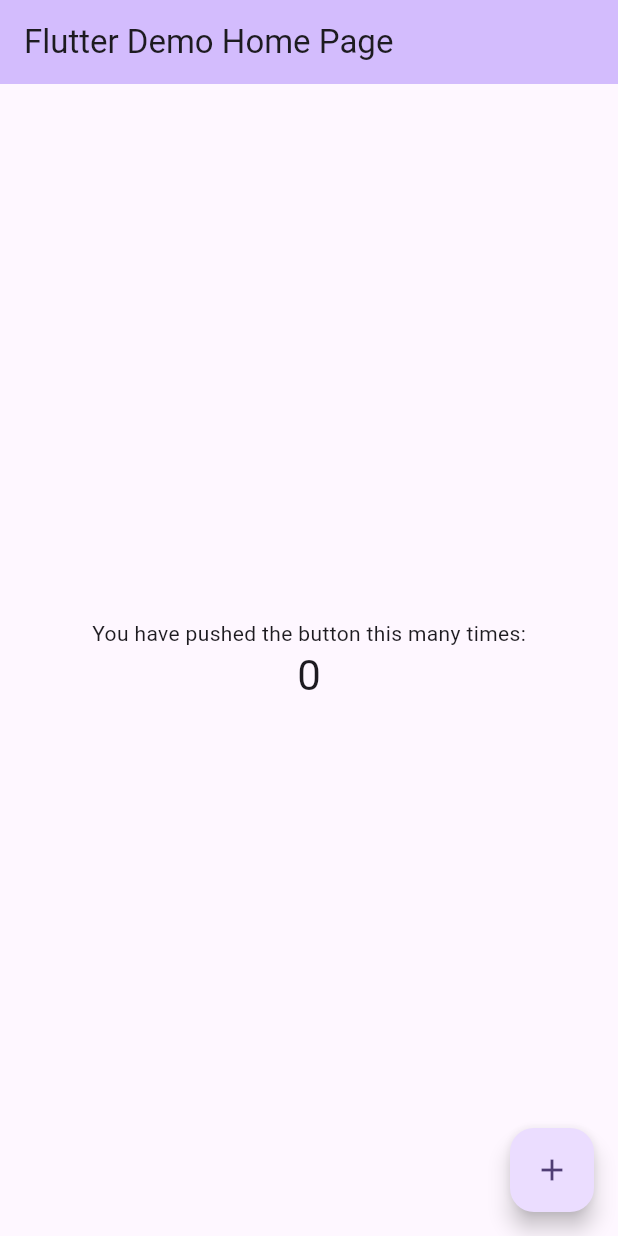
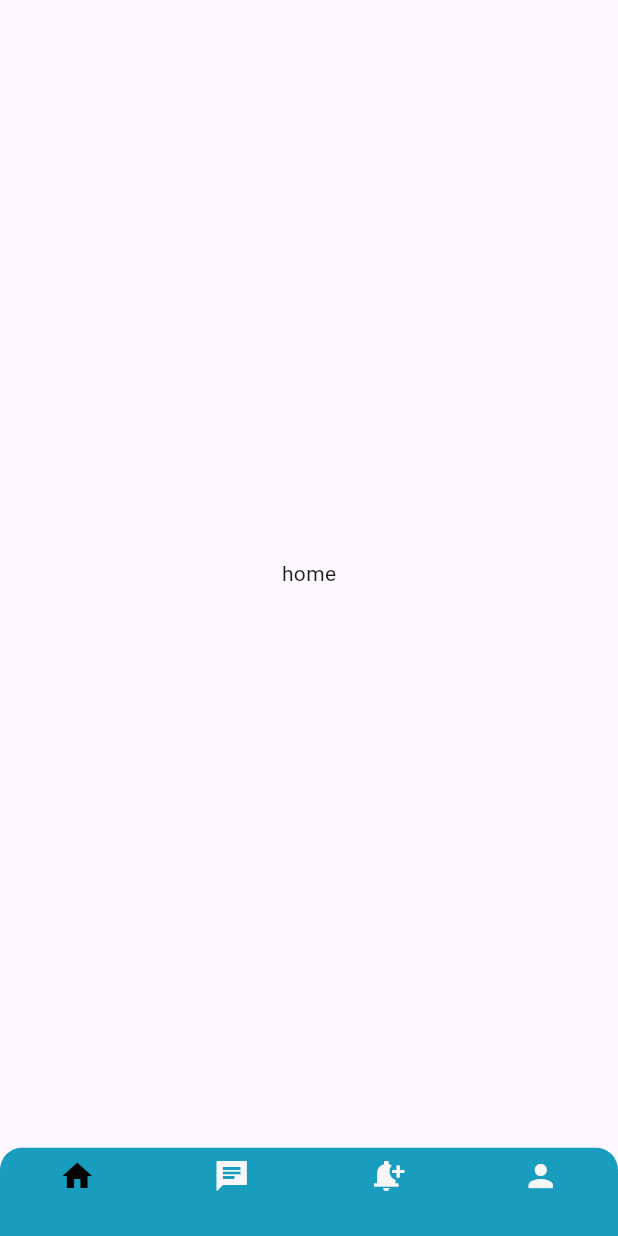
Before and after one commit to rfqv/PAB2_ZippyProject, a Flutter app: the screen it shows after launch, on a phone screen of 412 x 824 dp. Run offline on Flutter 3.47's test engine with Material 3 defaults, Android fonts, the phone set to English and light mode, and no system bars.

Commit message:
update navbar

```diff
--- a/lib/main.dart
+++ b/lib/main.dart
@@ -1,4 +1,5 @@
 import 'package:flutter/material.dart';
+import 'package:zippy/navigator/app_navigator.dart';
 
 void main() {
   runApp(const MyApp());
@@ -10,28 +11,8 @@ class MyApp extends StatelessWidget {
   // This widget is the root of your application.
   @override
   Widget build(BuildContext context) {
-    return MaterialApp(
-      title: 'Flutter Demo',
-      theme: ThemeData(
-        // This is the theme of your application.
-        //
-        // TRY THIS: Try running your application with "flutter run". You'll see
-        // the application has a purple toolbar. Then, without quitting the app,
-        // try changing the seedColor in the colorScheme below to Colors.green
-        // and then invoke "hot reload" (save your changes or press the "hot
-        // reload" button in a Flutter-supported IDE, or press "r" if you used
-        // the command line to start the app).
-        //
-        // Notice that the counter didn't reset back to zero; the application
-        // state is not lost during the reload. To reset the state, use hot
-        // restart instead.
-        //
-        // This works for code too, not just values: Most code changes can be
-        // tested with just a hot reload.
-        colorScheme: ColorScheme.fromSeed(seedColor: Colors.deepPurple),
-        useMaterial3: true,
-      ),
-      home: const MyHomePage(title: 'Flutter Demo Home Page'),
+    return const MaterialApp(
+      home: MyButtomNavbar(),
     );
   }
 }
--- /dev/null
+++ b/lib/navigator/app_navigator.dart
@@ -0,0 +1,63 @@
+import 'package:flutter/material.dart';
+import 'package:zippy/screens/home.dart';
+import 'package:zippy/screens/notifikasi.dart';
+import 'package:zippy/screens/pesan.dart';
+import 'package:zippy/screens/profile.dart';
+
+class MyButtomNavbar extends StatefulWidget {
+  const MyButtomNavbar({super.key});
+
+  @override
+  State<MyButtomNavbar> createState() => _MyButtomNavbarState();
+}
+
+class _MyButtomNavbarState extends State<MyButtomNavbar> {
+  int myCurrentIndex = 0;
+  List pages = const [
+    HomePage(),
+    Pesan(),
+    Notifikasi(),
+    Profile(),
+  ];
+  @override
+  Widget build(BuildContext context) {
+    return Scaffold(
+      bottomNavigationBar: Container(
+        child: ClipRRect(
+          borderRadius: BorderRadius.only(
+              topLeft: Radius.circular(15), topRight: Radius.circular(15)),
+          child: BottomNavigationBar(
+              backgroundColor: Color.fromARGB(255, 25, 157, 190),
+              selectedItemColor: Color.fromARGB(255, 5, 5, 5),
+              unselectedItemColor: const Color.fromARGB(255, 247, 247, 247),
+              type: BottomNavigationBarType.fixed,
+              currentIndex: myCurrentIndex,
+              onTap: (Index) {
+                setState(() {
+                  myCurrentIndex = Index;
+                });
+              },
+              items: [
+                BottomNavigationBarItem(
+                  label: "",
+                  icon: Icon(Icons.home),
+                ),
+                BottomNavigationBarItem(
+                  label: "",
+                  icon: Icon(Icons.chat_sharp),
+                ),
+                BottomNavigationBarItem(
+                  label: "",
+                  icon: Icon(Icons.notification_add_sharp),
+                ),
+                BottomNavigationBarItem(
+                  label: "",
+                  icon: Icon(Icons.person),
+                ),
+              ]),
+        ),
+      ),
+      body: pages[myCurrentIndex],
+    );
+  }
+}
--- /dev/null
+++ b/lib/screens/home.dart
@@ -0,0 +1,21 @@
+import 'package:flutter/material.dart';
+
+class HomePage extends StatefulWidget {
+  const HomePage({super.key});
+
+  @override
+  State<HomePage> createState() => _HomePageState();
+}
+
+class _HomePageState extends State<HomePage> {
+  @override
+  Widget build(BuildContext context) {
+    return Scaffold(
+      body: const Center(
+        child: Text(
+          'home',
+        ),
+      ),
+    );
+  }
+}
```
Also changed, not shown: lib/screens/notifikasi.dart (added, +21 -0 lines), lib/screens/pesan.dart (added, +21 -0 lines), lib/screens/profile.dart (added, +21 -0 lines).
